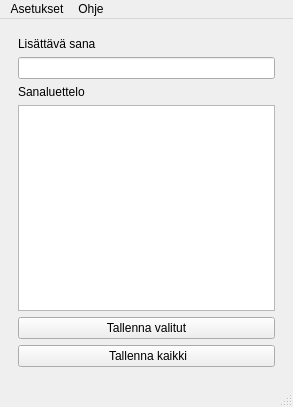
First picture: the form in MainWindow.ui, repository MikaVainio/AffinityPublisherFISpelling, before the edit.
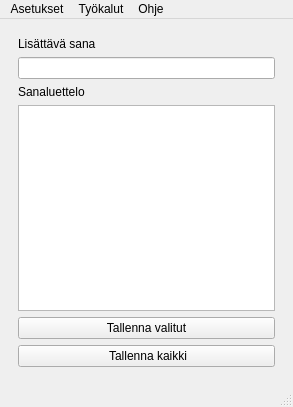
Second picture: the form after the edit.

Commit message: settings and some tool menus added

Diff of the .ui file:
```diff
--- a/MainWindow.ui
+++ b/MainWindow.ui
@@ -158,7 +158,16 @@
      <string>Ohje</string>
     </property>
    </widget>
+   <widget class="QMenu" name="menuTools">
+    <property name="title">
+     <string>Työkalut</string>
+    </property>
+    <addaction name="actionSanityCheck"/>
+    <addaction name="actionAddFromJoukahainen"/>
+    <addaction name="actionMuunna_merkist"/>
+   </widget>
    <addaction name="menuSettings"/>
+   <addaction name="menuTools"/>
    <addaction name="menuHelp"/>
   </widget>
   <widget class="QStatusBar" name="statusbar"/>
```
Left out of the diff: 17 changed lines with no effect on the pictures. The commit also changes 6 other files.
